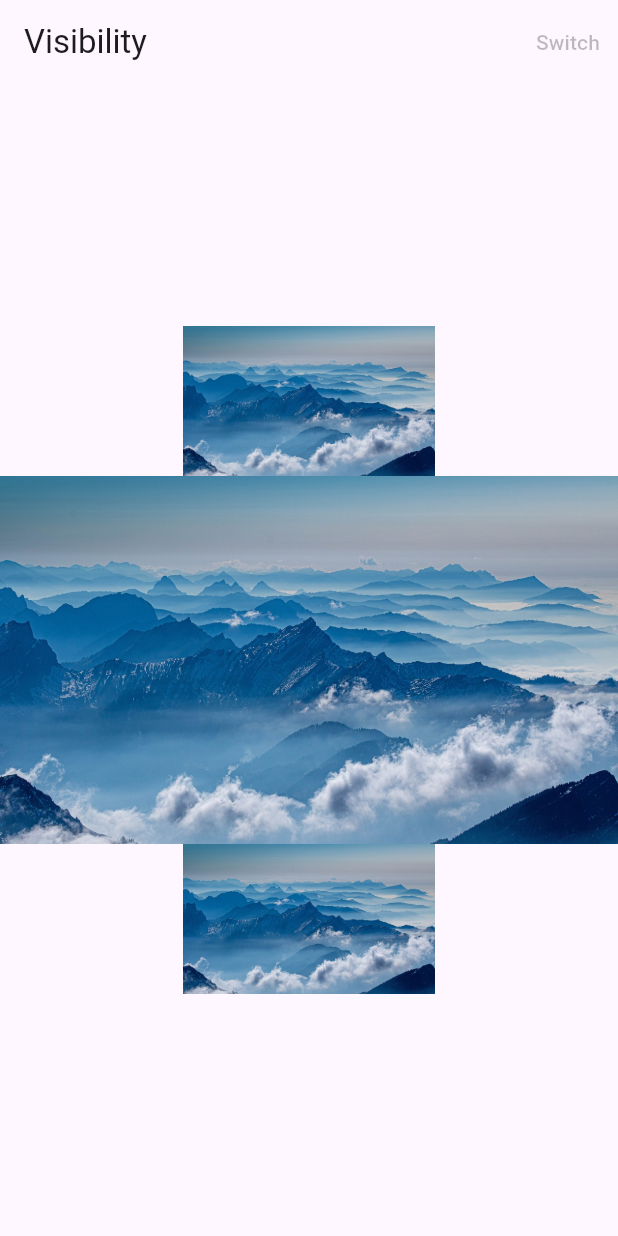
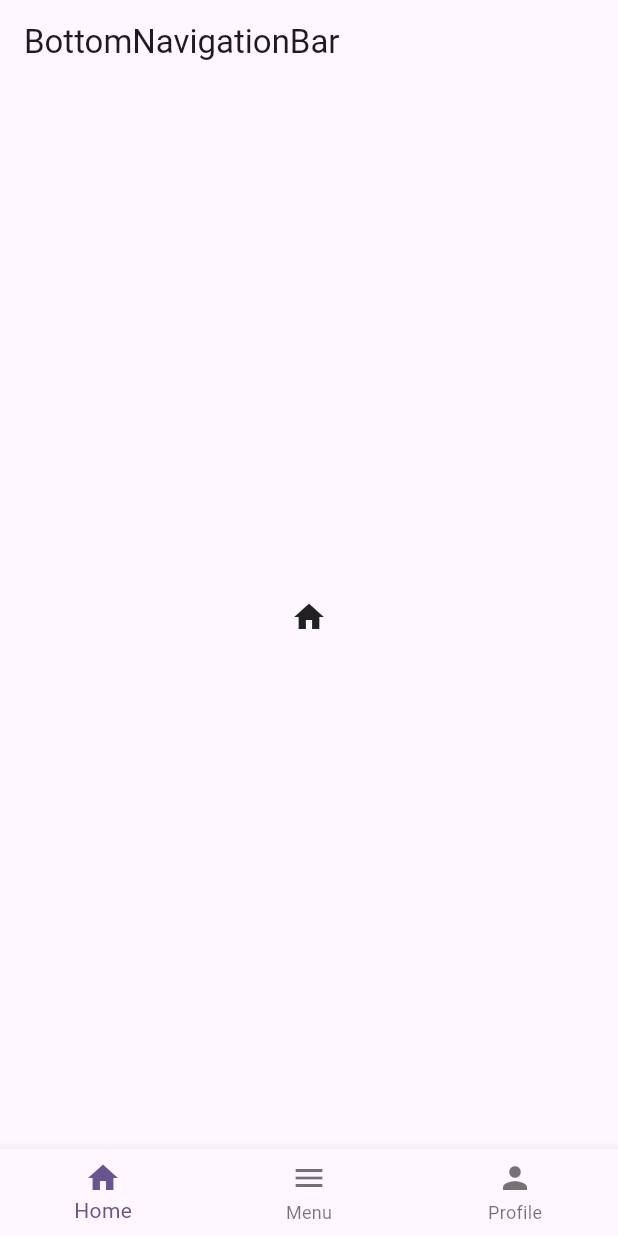
Before and after one commit to KRFLUTTERUG/wiki-flutter-widget, a Flutter app: the screen it shows after launch, on a phone screen of 412 x 824 dp. Run offline on Flutter 3.47's test engine with Material 3 defaults, Android fonts, the phone set to English and light mode, and no system bars; our stand-ins replace fl_chart, gap.

Commit message:
feat : bottom navigation bar

```diff
--- a/lib/main.dart
+++ b/lib/main.dart
@@ -1,6 +1,7 @@
 import 'package:flutter/material.dart';
 import 'package:wiki_flutter_examples/package/20231025/fl_chart.dart';
 import 'package:wiki_flutter_examples/widget/20210123/adaptive.dart';
+import 'package:wiki_flutter_examples/widget/20210123/bottomnavigationbar.dart';
 import 'package:wiki_flutter_examples/widget/20210123/choicechip.dart';
 import 'package:wiki_flutter_examples/widget/20210123/expansiontile.dart';
 import 'package:wiki_flutter_examples/widget/20210123/fittedbox.dart';
@@ -34,6 +35,6 @@ class MyApp extends StatelessWidget {
           colorScheme: ColorScheme.fromSeed(seedColor: Colors.deepPurple),
           useMaterial3: true,
         ),
-        home: const MyVisibility());
+        home: const MyBottomNavigationBar());
   }
 }
--- /dev/null
+++ b/lib/widget/20210123/bottomnavigationbar.dart
@@ -0,0 +1,42 @@
+import 'package:flutter/material.dart';
+
+class MyBottomNavigationBar extends StatefulWidget {
+  const MyBottomNavigationBar({super.key});
+
+  @override
+  State<MyBottomNavigationBar> createState() => _MyBottomNavigationBarState();
+}
+
+class _MyBottomNavigationBarState extends State<MyBottomNavigationBar> {
+  int _currentIndex = 0;
+  List<Widget> body = [
+    const Icon(Icons.home),
+    const Icon(Icons.menu),
+    const Icon(Icons.person)
+  ];
+
+  @override
+  Widget build(BuildContext context) {
+    return Scaffold(
+      appBar: AppBar(
+        title: const Text('BottomNavigationBar'),
+      ),
+      body: Center(
+        child: body[_currentIndex],
+      ),
+      bottomNavigationBar: BottomNavigationBar(
+        items: const [
+          BottomNavigationBarItem(label: 'Home', icon: Icon(Icons.home)),
+          BottomNavigationBarItem(label: 'Menu', icon: Icon(Icons.menu)),
+          BottomNavigationBarItem(label: 'Profile', icon: Icon(Icons.person)),
+        ],
+        currentIndex: _currentIndex,
+        onTap: (int newIndex) {
+          setState(() {
+            _currentIndex = newIndex;
+          });
+        },
+      ),
+    );
+  }
+}
```
Also changed, not shown: 1 other file.
